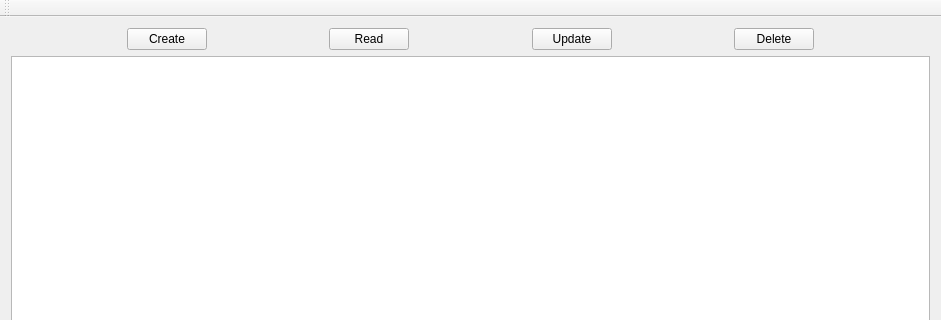
Before: the Qt Designer form mainwindow.ui in luThomasLy/bibliothequeVinyle, drawn with Qt 5; both pictures show x 0 to 941 and y 0 to 320 of the 941 by 626 pixel window.
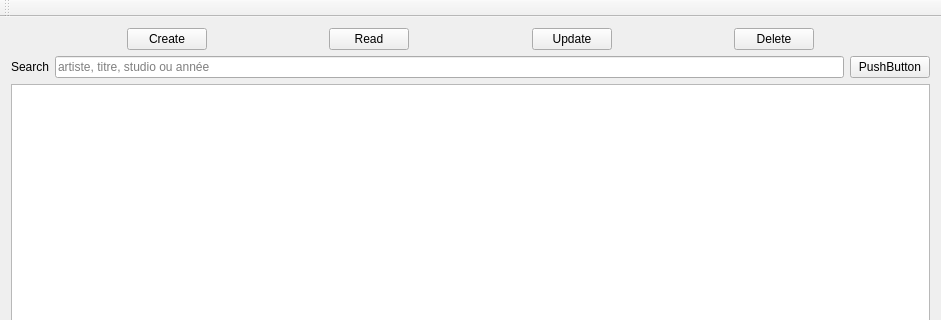
After: the same form once the commit is applied.

Commit message: design fenetre create

```diff
--- a/mainwindow.ui
+++ b/mainwindow.ui
@@ -14,8 +14,6 @@
    <string>MainWindow</string>
   </property>
   <widget class="QWidget" name="centralWidget">
-   <layout class="QVBoxLayout" name="verticalLayout_3">
-    <item>
      <layout class="QVBoxLayout" name="verticalLayout_2">
       <item>
        <layout class="QVBoxLayout" name="verticalLayout">
@@ -116,19 +114,42 @@
           </item>
          </layout>
         </item>
+      <item>
+       <layout class="QHBoxLayout" name="horizontalLayout_2">
+        <item>
+         <widget class="QLabel" name="label">
+          <property name="text">
+           <string>Search</string>
+          </property>
+         </widget>
+        </item>
+        <item>
+         <widget class="QLineEdit" name="lineSearch">
+          <property name="placeholderText">
+           <string>artiste, titre, studio ou année</string>
+          </property>
+         </widget>
+        </item>
+        <item>
+         <widget class="QPushButton" name="pushButton">
+          <property name="text">
+           <string>PushButton</string>
+          </property>
+         </widget>
+        </item>
        </layout>
       </item>
       <item>
        <widget class="QTableView" name="tableView"/>
       </item>
-     </layout>
-    </item>
     <item>
      <widget class="QPushButton" name="buttonQuit">
       <property name="text">
        <string>Quit</string>
       </property>
      </widget>
+      </item>
+     </layout>
     </item>
    </layout>
   </widget>
```
Lines whose indentation alone changed are shown as unchanged. The commit also changes 1 other file.
